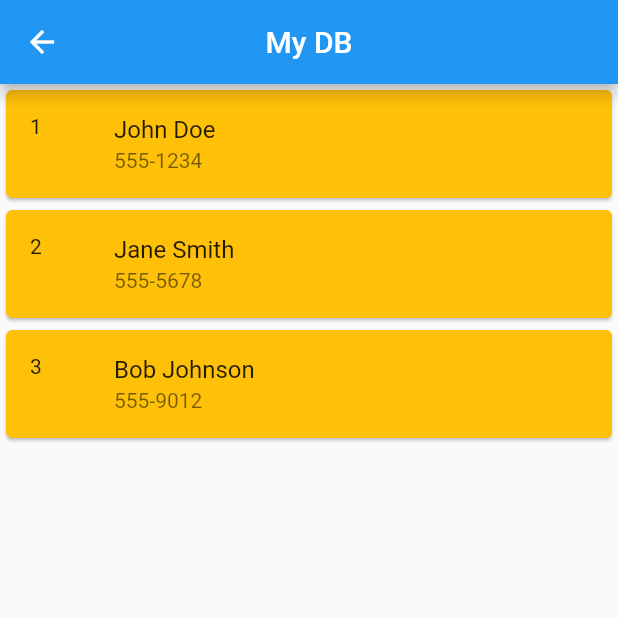
After one commit to MonkeYor13/learn_flutter, a Flutter app: the ListaDesdeJson screen opened by its route, after a tap on "load json", on a phone screen of 412 x 824 dp, the top half of it. The commit adds this screen. Run offline on Flutter 3.47's test engine with Material 2 defaults, Android fonts, the phone set to English and light mode, and no system bars; missing offline and left inert: password_strength_checker; network calls fail.

Commit message:
se termina el archio json

```diff
--- a/data/users.json
+++ b/data/users.json
@@ -0,0 +1,26 @@
+{
+  "users": [
+    {
+      "id": "1",
+      "name": "John Doe",
+      "address": "123 Main St, Cityville",
+      "phone": "555-1234",
+      "positions": ["Software Engineer", "Project Manager"]
+    },
+    {
+      "id": "2",
+      "name": "Jane Smith",
+      "address": "456 Oak St, Townsville",
+      "phone": "555-5678",
+      "positions": ["Marketing Specialist", "Product Manager"]
+    },
+    {
+      "id": "3",
+      "name": "Bob Johnson",
+      "address": "789 Pine St, Villagetown",
+      "phone": "555-9012",
+      "positions": ["Data Scientist", "Business Analyst"]
+    }
+
+  ]
+}
--- a/lib/imports/imports.dart
+++ b/lib/imports/imports.dart
@@ -9,3 +9,4 @@ export 'package:learn_flutter/screens/lista_estatica.dart';
 export 'package:learn_flutter/screens/lista_dinamica.dart';
 export 'package:learn_flutter/screens/password.dart';
 export 'package:learn_flutter/screens/music_screen.dart';
+export 'package:learn_flutter/screens/lista_desde_json.dart';
--- a/lib/main.dart
+++ b/lib/main.dart
@@ -1,5 +1,6 @@
 import 'package:flutter/material.dart';
 import 'package:learn_flutter/imports/imports.dart';
+
 
 
 //ctrl + P seleccionamos flutter diveces y luego Edge y click en Run
@@ -28,6 +29,7 @@ class MyApp extends StatelessWidget {
         'eight': (__) => ListaDinamica(),
         'nine': (__) => Password(),
         'ten': (__) => MusicScreen(),
+        'eleven': (__) => ListaDesdeJson(),
       },
     );
   }
--- a/lib/screens/home.dart
+++ b/lib/screens/home.dart
@@ -54,6 +54,12 @@ class HomeScreen extends StatelessWidget {
               },
               child: Text('Music App'),
             ),
+            TextButton(
+              onPressed: () {
+                Navigator.pushNamed(context, 'eleven');
+              },
+              child: Text('Json Archivo'),
+            ),
           ],
         ),
       ),
--- /dev/null
+++ b/lib/screens/lista_desde_json.dart
@@ -0,0 +1,66 @@
+import 'package:flutter/material.dart';
+import 'package:flutter/services.dart' show rootBundle;
+import 'dart:convert';
+
+class ListaDesdeJson extends StatefulWidget {
+  const ListaDesdeJson({super.key});
+
+  @override
+  State<ListaDesdeJson> createState() => _ListaDesdeJsonState();
+}
+
+class _ListaDesdeJsonState extends State<ListaDesdeJson> {
+  List _items = [];
+
+  Future<void> readJSON() async {
+    // Cargar el archivo JSON
+    final String reponse = await rootBundle.loadString('data/users.json');
+
+    // Decodificar el JSON en un objeto Dart (por ejemplo, un mapa)
+    final data = await json.decode(reponse);
+
+    setState(() {
+      _items = data['users'];
+      print('numbers de items ${_items.length}');
+    });
+  }
+
+  @override
+  Widget build(BuildContext context) {
+    return Scaffold(
+      appBar: AppBar(
+        centerTitle: true,
+        title: Text('My DB'),
+      ),
+      body: Column(
+        children: [
+          _items.isNotEmpty
+              ? Expanded(
+                  child: ListView.builder(
+                    itemCount: _items.length,
+                    itemBuilder: (context, index) {
+                      return Card(
+                        key: ValueKey(_items[index]['id']),
+                        color: Colors.amber,
+                        child: ListTile(
+                          leading: Text(_items[index]['id']),
+                          title: Text(_items[index]['name']),
+                          subtitle: Text(_items[index]['phone']),
+                        ),
+                      );
+                    },
+                  ),
+                )
+              : ElevatedButton(
+                  onPressed: () {
+                    readJSON();
+                  },
+                  child: Center(
+                    child: Text('load json'),
+                  ),
+                ),
+        ],
+      ),
+    );
+  }
+}
--- a/lib/screens/lista_dinamica.dart
+++ b/lib/screens/lista_dinamica.dart
@@ -1,5 +1,6 @@
 import 'package:flutter/material.dart';
 import 'package:learn_flutter/providers/menu_provider.dart';
+
 
 class ListaDinamica extends StatelessWidget {
   ListaDinamica({super.key});
```
Also changed, not shown: lib/providers/users_provider.dart (added, +22 -0 lines).
